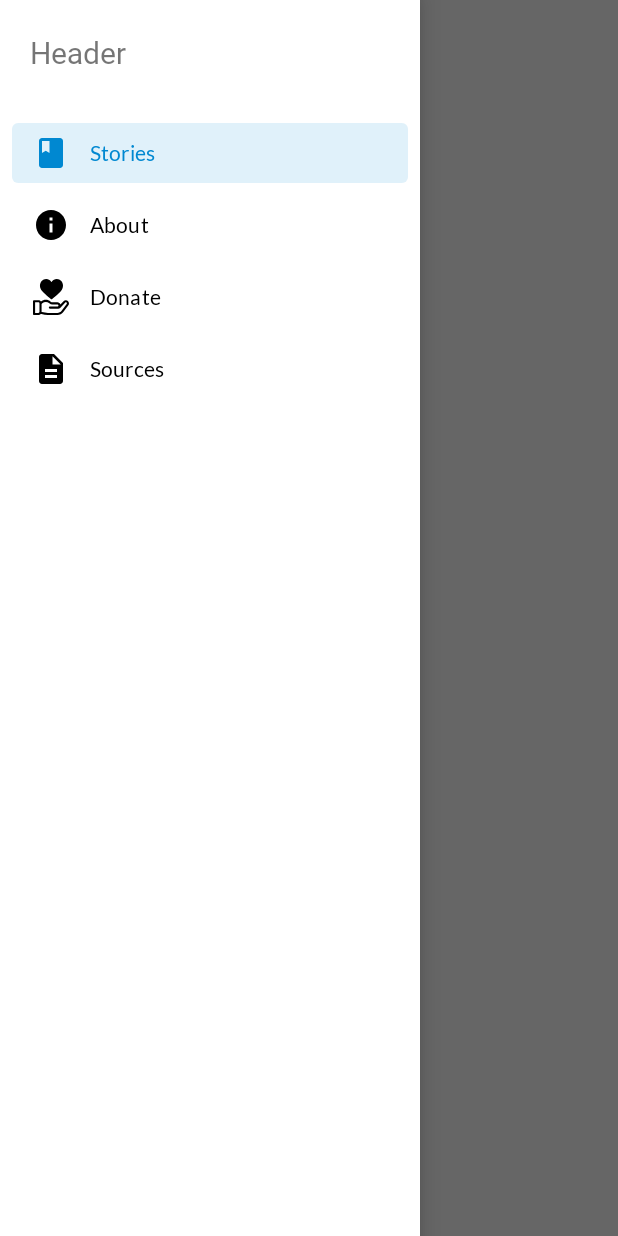
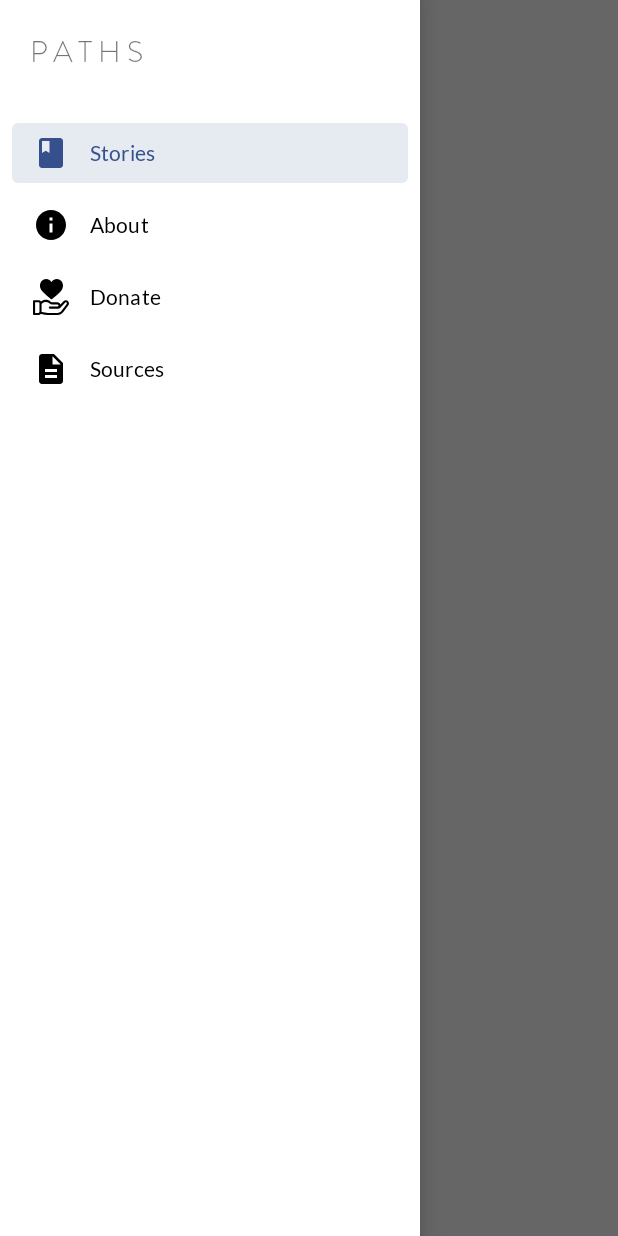
Before and after one commit to Jimmt/Homeless-Stories, an Android app: the MainActivity screen opened directly, with no data from a screen before it, with the side drawer open, on a phone screen of 412 x 824 dp. Run offline under Robolectric (Android 15) with nearby library versions, the phone set to English and light mode, and no system bars; Roboto replaces fonts that are not available here.

Commit message:
add onboarding images and brandon font

```diff
--- a/app/src/main/java/com/team7/homelessstories/OnboardingActivity.java
+++ b/app/src/main/java/com/team7/homelessstories/OnboardingActivity.java
@@ -49,9 +49,10 @@ public class OnboardingActivity extends FragmentActivity implements OnboardingPa
             String[] bodyText = {"12,112 people are experiencing homelessness in Seattle, which is a 4% increase from 2017.",
                     "Experience interactive, decision-based story telling to understand and reflect on a commonly misunderstood population.",
                     "Make a difference by lending a hand to homeless individuals and families in Seattle."};
+            int[] drawableIds = {R.drawable.space_needle, R.drawable.walk, R.drawable.volunteer};
 
             for (int i = 0; i < NUM_PAGES; i++) {
-                pages[i] = OnboardingPageFragment.newInstance(R.drawable.placeholder, headerText[i],bodyText[i],
+                pages[i] = OnboardingPageFragment.newInstance(drawableIds[i], headerText[i],bodyText[i],
                         i == NUM_PAGES - 1 ? true : false);
             }
         }
--- a/app/src/main/res/layout/drawer.xml
+++ b/app/src/main/res/layout/drawer.xml
@@ -21,6 +21,7 @@
                 <TextView
                     android:id="@+id/toolbar_title"
                     style="@style/HeaderText"
+                    android:fontFamily="@font/brandon_light"
                     android:layout_width="wrap_content"
                     android:layout_height="wrap_content"
                     android:layout_gravity="center"
--- a/app/src/main/res/layout/fragment_page_onboarding.xml
+++ b/app/src/main/res/layout/fragment_page_onboarding.xml
@@ -21,14 +21,14 @@
 
         <ImageView
             android:id="@+id/image_view"
-            android:layout_width="match_parent"
+            android:layout_width="wrap_content"
             android:layout_height="wrap_content"
             android:layout_marginBottom="20dp"
             android:adjustViewBounds="true"
             android:gravity="center"
             android:paddingLeft="20dp"
             android:paddingRight="20dp"
-            tools:src="@tools:sample/backgrounds/scenic[15]" />
+            tools:src="@drawable/space_needle" />
 
         <TextView
             android:id="@+id/header_text"
@@ -36,8 +36,6 @@
             android:layout_width="match_parent"
             android:layout_height="wrap_content"
             android:gravity="center"
-            android:paddingTop="8dp"
-            android:paddingBottom="0dp"
             android:text="TextView" />
 
         <TextView
--- a/app/src/main/res/layout/fragment_story.xml
+++ b/app/src/main/res/layout/fragment_story.xml
@@ -43,6 +43,7 @@
         android:layout_width="match_parent"
         android:layout_height="wrap_content"
         android:layout_gravity="center"
+        android:layout_marginBottom="16dp"
         android:layout_weight="50"
         android:gravity="center"
         android:orientation="vertical"
--- a/app/src/main/res/layout/nav_header.xml
+++ b/app/src/main/res/layout/nav_header.xml
@@ -10,8 +10,10 @@
         android:layout_width="match_parent"
         android:layout_height="match_parent"
         style="@style/HeaderText"
+        android:fontFamily="@font/brandon_light"
         android:gravity="center|left"
         android:paddingLeft="20dp"
-        android:text="Header" />
+        android:text="PATHS"
+        android:letterSpacing="0.2"/>
 
 </LinearLayout>
--- a/app/src/main/res/values/colors.xml
+++ b/app/src/main/res/values/colors.xml
@@ -1,7 +1,7 @@
 <?xml version="1.0" encoding="utf-8"?>
 <resources>
-    <color name="colorPrimary">#0088d1</color>
-    <color name="colorPrimaryDark">#00574B</color>
-    <color name="colorAccent">#ef9a9a</color>
+    <color name="colorPrimary">#36508d</color>
+    <color name="colorPrimaryDark">#36508d</color>
+    <color name="colorAccent">#f7a9a9</color>
     <color name="lightGray">#eeeeee</color>
 </resources>
--- a/app/src/main/res/values/styles.xml
+++ b/app/src/main/res/values/styles.xml
@@ -25,7 +25,6 @@
         <item name="android:layout_marginLeft">@dimen/story_horizontal_margin</item>
         <item name="android:layout_marginRight">@dimen/story_horizontal_margin</item>
         <item name="android:layout_gravity">center</item>
-
     </style>
 
     <style name="StoryText" parent="android:Widget.TextView">
@@ -46,7 +45,7 @@
         <item name="android:paddingTop">16dp</item>
         <item name="android:layout_gravity">center</item>
         <item name="android:fontFamily">@font/noto_serif_jp_bold</item>
-
+        <item name="android:includeFontPadding">false</item>
     </style>
 
     <style name="BigText" parent="android:Widget.TextView">
```
Also changed, not shown: app/src/main/res/drawable/space_needle.xml (added, +10 -0 lines), app/src/main/res/drawable/volunteer.xml (added, +6 -0 lines), app/src/main/res/drawable/walk.xml (added, +9 -0 lines), app/src/main/res/font/brandon_light.otf (added).
